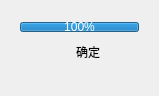
Old version of the form UISource/toast.ui in the repository HelloWRC/W-DesktopCountdown.
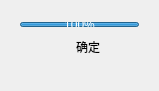
New version of the form.

Diff of the .ui file:
```diff
--- a/UISource/toast.ui
+++ b/UISource/toast.ui
@@ -7,7 +7,7 @@
     <x>0</x>
     <y>0</y>
     <width>159</width>
-    <height>96</height>
+    <height>91</height>
    </rect>
   </property>
   <property name="sizePolicy">
@@ -55,7 +55,7 @@
         <property name="maximumSize">
          <size>
           <width>16777215</width>
-          <height>10</height>
+          <height>5</height>
          </size>
         </property>
         <property name="value">
```
